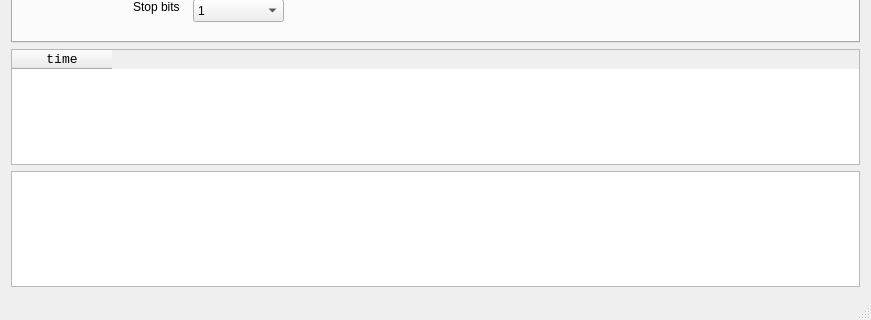
This is project/src/mainwindow.ui in pioupus/qProtocolAnalyzer as Qt 5 draws it before an edit; both pictures show x 0 to 871 and y 147 to 467 of the 871 by 467 pixel window. The edited form follows.
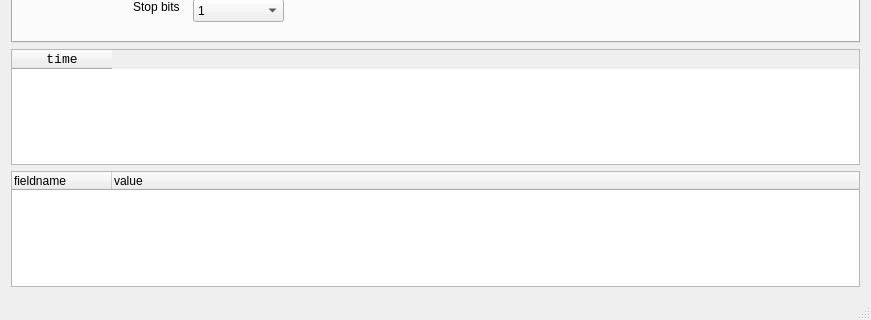
This is the edited form.

Commit message: -now uses treewidget for decoding packages

The edit to the form file:
```diff
--- a/project/src/mainwindow.ui
+++ b/project/src/mainwindow.ui
@@ -278,11 +278,34 @@
         </column>
        </widget>
       </item>
+      <item>
+       <widget class="QTreeWidget" name="treeWidget">
+        <property name="sizePolicy">
+         <sizepolicy hsizetype="Expanding" vsizetype="Expanding">
+          <horstretch>0</horstretch>
+          <verstretch>0</verstretch>
+         </sizepolicy>
+        </property>
+        <property name="maximumSize">
+         <size>
+          <width>16777215</width>
+          <height>400</height>
+         </size>
+        </property>
+        <column>
+         <property name="text">
+          <string notr="true">fieldname</string>
+         </property>
+        </column>
+        <column>
+         <property name="text">
+          <string>value</string>
+         </property>
+        </column>
+       </widget>
+      </item>
      </layout>
     </item>
-    <item row="1" column="0">
-     <widget class="QPlainTextEdit" name="txtDecodeResult"/>
-    </item>
    </layout>
   </widget>
   <widget class="QMenuBar" name="menuBar">
```
Left out of the diff: 5 changed lines with no effect on the pictures. The commit also changes 2 other files.
